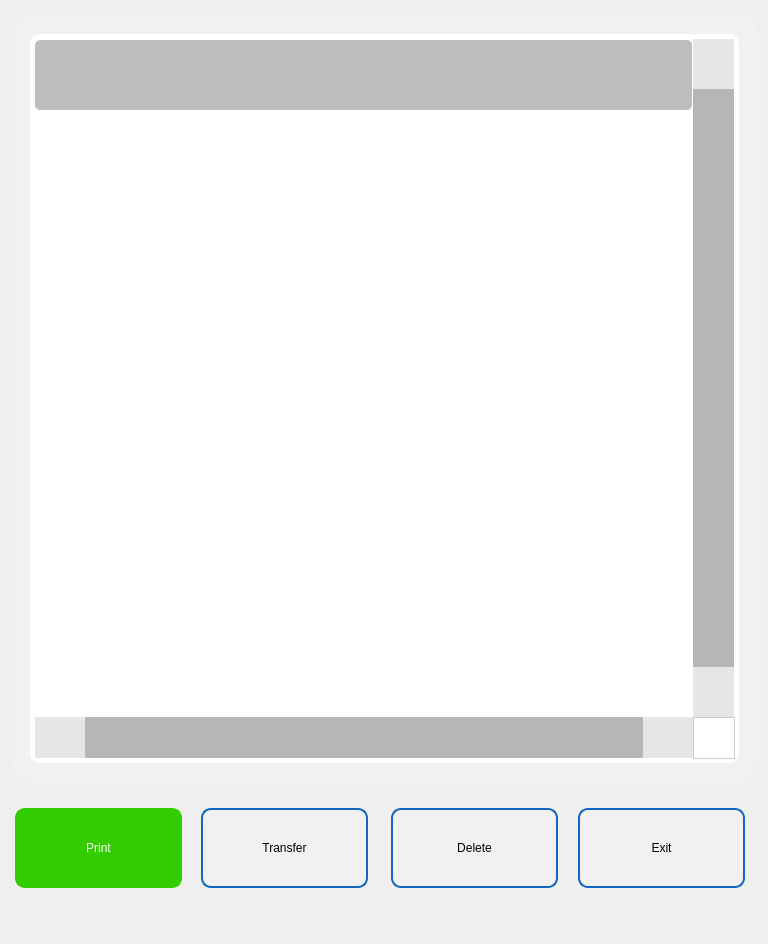
ChandraMVE/PSSC_QT_Development, file pApp-22-June-2021/smemory.ui: the form before one commit.
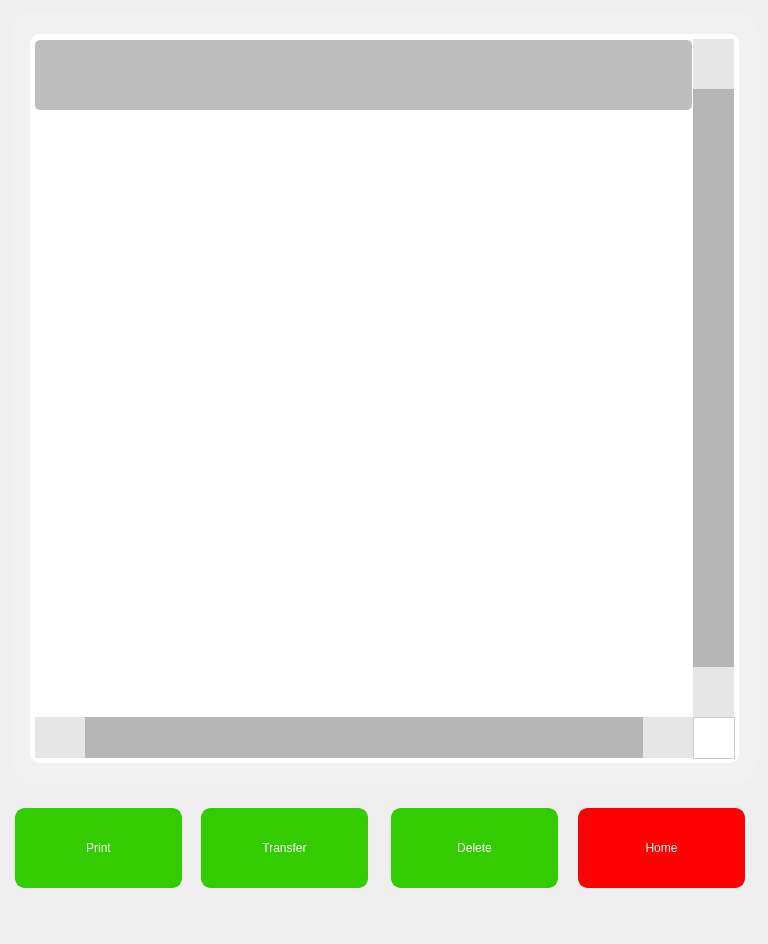
The form after the commit. Icons and pictures are not drawn.

Diff of the .ui file:
```diff
--- a/pApp-22-June-2021/smemory.ui
+++ b/pApp-22-June-2021/smemory.ui
@@ -30,12 +30,12 @@
    </property>
    <property name="styleSheet">
     <string notr="true">QPushButton{
-background-color: rgb(241, 241, 241);
+background-color: rgb(51, 204, 0);
 border-width: 2px;
-border-color: rgb(21, 100, 192);
+border-color: rgb(51, 204, 0);
 border-style: solid;
 border-radius: 10;
-color: rgb(0, 0, 0);
+color: rgb(255, 255, 255);
 font: 75 16pt &quot;Roboto Medium&quot;;
 }
 QPushButton:disabled { 
@@ -94,12 +94,12 @@
    </property>
    <property name="styleSheet">
     <string notr="true">QPushButton{
-background-color: rgb(241, 241, 241);
+background-color: rgb(51, 204, 0);
 border-width: 2px;
-border-color: rgb(21, 100, 192);
+border-color: rgb(51, 204, 0);
 border-style: solid;
 border-radius: 10;
-color: rgb(0, 0, 0);
+color: rgb(255, 255, 255);
 font: 75 16pt &quot;Roboto Medium&quot;;
 }
 QPushButton:disabled { 
@@ -546,16 +546,16 @@
    </property>
    <property name="styleSheet">
     <string notr="true">QPushButton{
-background-color: rgb(241, 241, 241);
+background-color: red;
 border-width: 2px;
-border-color: rgb(21, 100, 192);
+border-color: red;
 border-style: solid;
 border-radius: 10;
-color: rgb(0, 0, 0);
+color: rgb(255, 255, 255);
 font: 75 16pt &quot;Roboto Medium&quot;;
 }
 QPushButton:disabled { 
-background-color: rgb(204, 244, 198);
+background-color: rgb(255, 174, 171);
 border-width: 2px;
 border-color: rgb(127, 143, 127);
 border-style: solid;
@@ -589,11 +589,10 @@
 border-radius: 10;
 color: rgb(0, 0, 0);
 font: 75 16pt &quot;Roboto Medium&quot;;
-}
-</string>
+}</string>
    </property>
    <property name="text">
-    <string>Exit</string>
+    <string>Home</string>
    </property>
   </widget>
  </widget>
```
Left out of the diff: 12 changed lines with no effect on the pictures.
